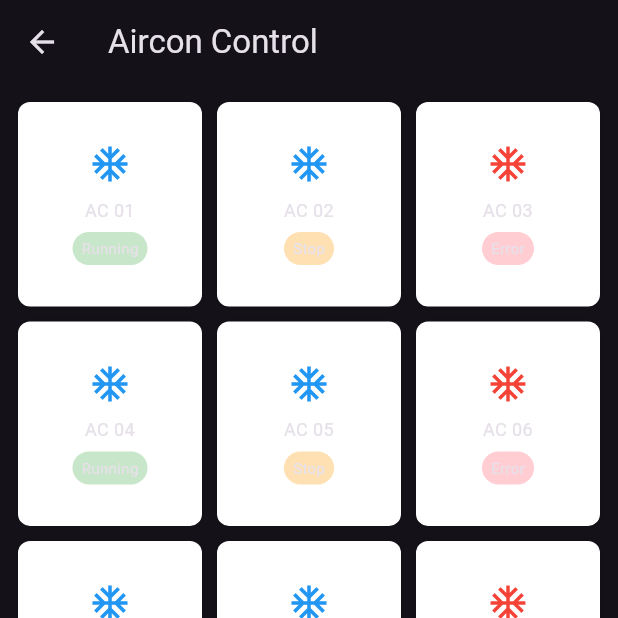
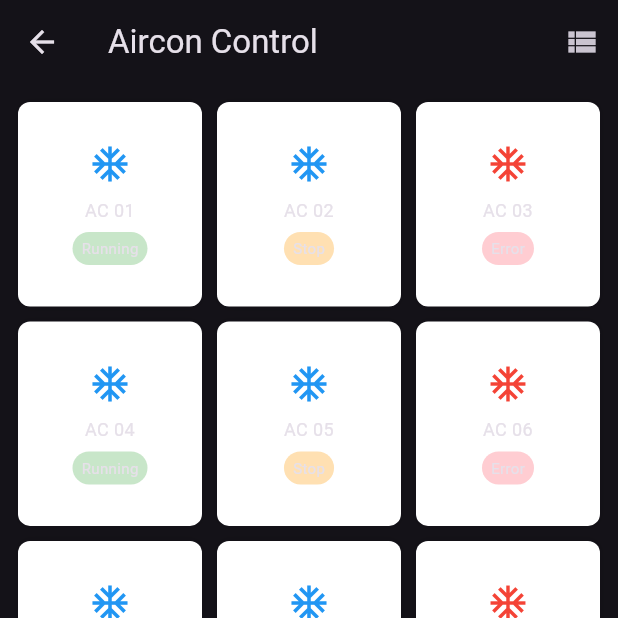
Before and after one commit to saianirudh-t/cgw_app, a Flutter app: the ControlsScreen screen opened directly, on a phone screen of 412 x 824 dp, the top half of it. Run offline on Flutter 3.47's test engine with Material 3 defaults, Android fonts, the phone set to English and light mode, and no system bars.

Commit message:
control screen with grid and list implemented

```diff
--- a/lib/controls/controls_panel.dart
+++ b/lib/controls/controls_panel.dart
@@ -1,6 +1,6 @@
+import 'package:cgw_app/controls/controls_screen.dart';
 import 'package:flutter/material.dart';
 import '../pressed_card.dart';
-import 'controls_screen.dart';
 
 class ControlsPanel extends StatelessWidget {
   final VoidCallback? onSettingsTap;
@@ -36,7 +36,6 @@ class ControlsPanel extends StatelessWidget {
             Expanded(
               child: LayoutBuilder(
                 builder: (BuildContext context, BoxConstraints constraints) {
-
                   final double availableHeight =
                       constraints.maxHeight == double.infinity
                       ? MediaQuery.of(context).size.height
@@ -59,7 +58,7 @@ class ControlsPanel extends StatelessWidget {
                                     context,
                                     MaterialPageRoute(
                                       builder: (_) =>
-                                          ControlsScreen(controlType: 'Aircon'),
+                                          ControlsScreen(controlType: "Aircon"),
                                     ),
                                   );
                                 },
--- a/lib/controls/controls_screen.dart
+++ b/lib/controls/controls_screen.dart
@@ -2,7 +2,6 @@ import 'dart:convert';
 import 'package:flutter/material.dart';
 import 'package:flutter/services.dart' show rootBundle;
 
-// Simple model
 class ControlItem {
   final String id;
   final String name;
@@ -15,7 +14,6 @@ class ControlItem {
   );
 }
 
-// Reusable ControlsScreen — pass controlType either 'Aircon' or 'Heating'
 class ControlsScreen extends StatefulWidget {
   final String controlType; // 'Aircon' or 'Heating'
   const ControlsScreen({Key? key, required this.controlType}) : super(key: key);
@@ -24,8 +22,10 @@ class ControlsScreen extends StatefulWidget {
   State<ControlsScreen> createState() => _ControlsScreenState();
 }
 
+
 class _ControlsScreenState extends State<ControlsScreen> {
   late Future<List<ControlItem>> _itemsFuture;
+  bool _useGrid = true; // default view
 
   @override
   void initState() {
@@ -38,9 +38,11 @@ class _ControlsScreenState extends State<ControlsScreen> {
         ? 'assets/aircon.json'
         : 'assets/heating.json';
     final raw = await rootBundle.loadString(assetPath);
-    final decoded = json.decode(raw);
+    final decoded = json.decode(raw) as Map<String, dynamic>;
     final itemsArr = decoded['items'] as List<dynamic>? ?? [];
-    return itemsArr.map((e) => ControlItem.fromJson(e)).toList();
+    return itemsArr
+        .map((e) => ControlItem.fromJson(e as Map<String, dynamic>))
+        .toList();
   }
 
   Widget _statusIcon(String status) {
@@ -58,7 +60,16 @@ class _ControlsScreenState extends State<ControlsScreen> {
   Widget build(BuildContext context) {
     final isAircon = widget.controlType.toLowerCase() == 'aircon';
     return Scaffold(
-      appBar: AppBar(title: Text('${widget.controlType} Control')),
+      appBar: AppBar(
+        title: Text('${widget.controlType} Control'),
+        actions: [
+          IconButton(
+            tooltip: _useGrid ? 'Show list' : 'Show grid',
+            icon: Icon(_useGrid ? Icons.view_list : Icons.grid_view),
+            onPressed: () => setState(() => _useGrid = !_useGrid),
+          ),
+        ],
+      ),
       body: FutureBuilder<List<ControlItem>>(
         future: _itemsFuture,
         builder: (context, snap) {
@@ -74,13 +85,17 @@ class _ControlsScreenState extends State<ControlsScreen> {
           if (items.isEmpty)
             return Center(child: Text('No ${widget.controlType} items'));
 
-          if (isAircon) {
+          // If grid requested show grid, otherwise show list.
+          if (_useGrid) {
+            // Grid view used for both Aircon and Heating
             return Padding(
               padding: const EdgeInsets.all(12.0),
               child: GridView.builder(
                 gridDelegate: SliverGridDelegateWithFixedCrossAxisCount(
-                  crossAxisCount: 3,
-                  childAspectRatio: 0.9,
+                  crossAxisCount: isAircon
+                      ? 3
+                      : 2, // keep aircon denser by default
+                  childAspectRatio: isAircon ? 0.9 : 1.2,
                   mainAxisSpacing: 10,
                   crossAxisSpacing: 10,
                 ),
@@ -102,11 +117,13 @@ class _ControlsScreenState extends State<ControlsScreen> {
                         mainAxisAlignment: MainAxisAlignment.center,
                         children: [
                           Icon(
-                            Icons.ac_unit,
+                            isAircon
+                                ? Icons.ac_unit
+                                : Icons.local_fire_department,
                             size: 28,
                             color: it.status == 'error'
                                 ? Colors.red
-                                : Colors.blue,
+                                : (isAircon ? Colors.blue : Colors.deepOrange),
                           ),
                           SizedBox(height: 8),
                           Text(
@@ -124,7 +141,7 @@ class _ControlsScreenState extends State<ControlsScreen> {
               ),
             );
           } else {
-            // Heating -> List
+            // List view used for both Aircon and Heating
             return ListView.separated(
               padding: EdgeInsets.all(12),
               itemCount: items.length,
@@ -135,10 +152,12 @@ class _ControlsScreenState extends State<ControlsScreen> {
                   child: ListTile(
                     leading: CircleAvatar(
                       child: Icon(
-                        Icons.local_fire_department,
+                        isAircon ? Icons.ac_unit : Icons.local_fire_department,
                         color: Colors.white,
                       ),
-                      backgroundColor: Colors.deepOrange,
+                      backgroundColor: isAircon
+                          ? Colors.blue
+                          : Colors.deepOrange,
                     ),
                     title: Text(it.name),
                     subtitle: Text(it.id),
@@ -181,7 +200,6 @@ class _ControlsScreenState extends State<ControlsScreen> {
   }
 
   void _onItemTap(ControlItem it) {
-    // Replace with your detail screen or command flow
     showDialog(
       context: context,
       builder: (dialogContext) => AlertDialog(
```
